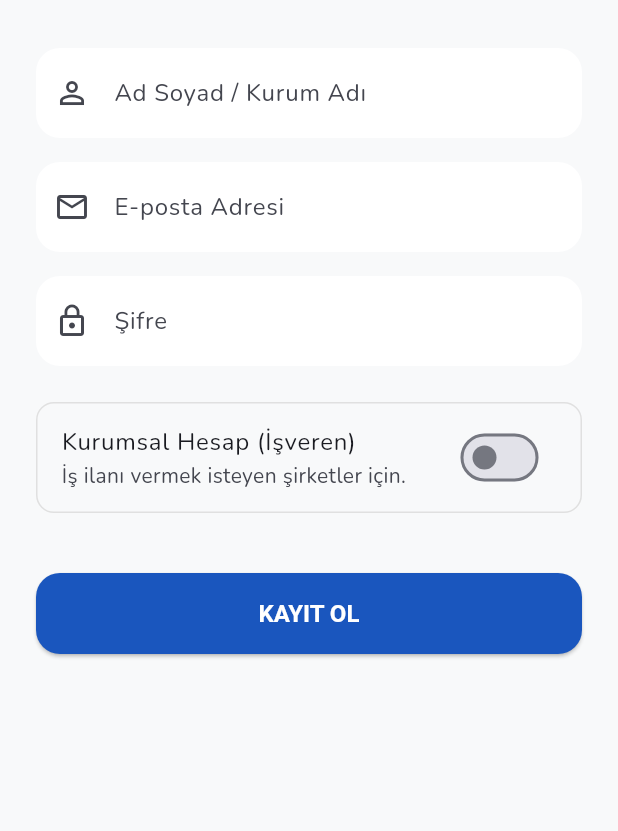
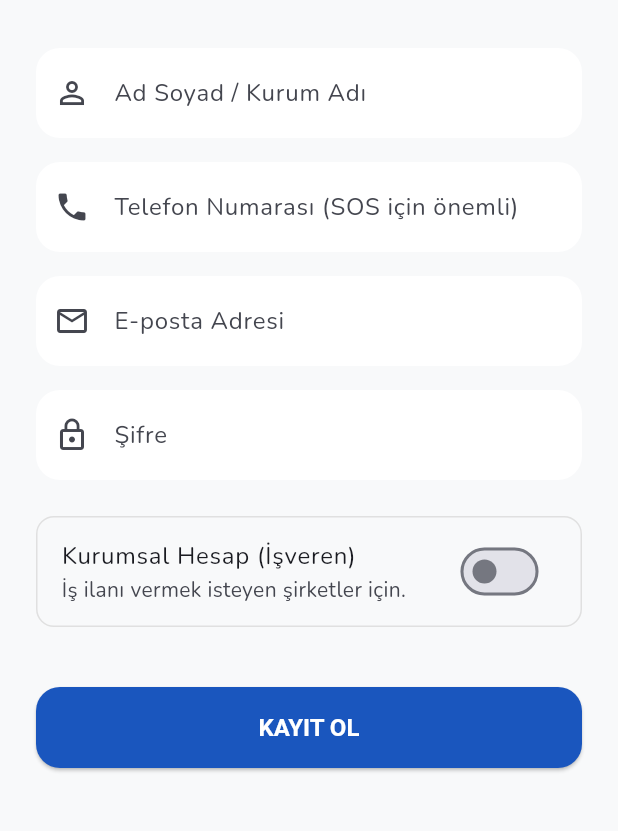
Before and after one commit to OmerCanInan/engelsiz-turkiye, a Flutter app: the screen it shows after launch, after a tap on "Hesabınız yok mu? Kayıt Olun", on a phone screen of 412 x 824 dp, the part 150-981 px from its top. Run offline on Flutter 3.47's test engine with Material 3 defaults, Android fonts, the phone set to English and light mode, and no system bars; our stand-ins replace file_picker, flutter_riverpod, geolocator, google_fonts, google_maps_flutter, supabase_flutter and 1 more; accounts and stored records are empty.

Commit message:
Feat: Kayit olurken telefon numarasi zorunlulugu getirildi ve SOS Gonullu ekraninda yardim isteyen kisiyi dogrudan arama (Kisiyi Ara) butonu eklendi. Ayrica metre formati KM olarak revize edildi

```diff
--- a/lib/presentation/pages/register_page.dart
+++ b/lib/presentation/pages/register_page.dart
@@ -14,6 +14,7 @@ class _RegisterPageState extends State<RegisterPage> {
   final _emailController = TextEditingController();
   final _passwordController = TextEditingController();
   final _nameController = TextEditingController();
+  final _phoneController = TextEditingController();
   final _descController = TextEditingController();
   bool _isLoading = false;
   bool _isCompany = false; // Şirket mi?
@@ -23,6 +24,7 @@ class _RegisterPageState extends State<RegisterPage> {
     _emailController.dispose();
     _passwordController.dispose();
     _nameController.dispose();
+    _phoneController.dispose();
     _descController.dispose();
     super.dispose();
   }
@@ -35,6 +37,7 @@ class _RegisterPageState extends State<RegisterPage> {
           email: _emailController.text,
           password: _passwordController.text,
           fullName: _nameController.text,
+          phone: _phoneController.text,
           isCompany: _isCompany,
           companyDescription: _isCompany ? _descController.text : null,
         );
@@ -113,6 +116,16 @@ class _RegisterPageState extends State<RegisterPage> {
               ),
               const SizedBox(height: 16),
               TextFormField(
+                controller: _phoneController,
+                keyboardType: TextInputType.phone,
+                decoration: const InputDecoration(
+                  labelText: 'Telefon Numarası (SOS için önemli)',
+                  prefixIcon: Icon(Icons.phone),
+                ),
+                validator: (v) => v!.isEmpty ? 'Lütfen telefon numaranızı girin' : null,
+              ),
+              const SizedBox(height: 16),
+              TextFormField(
                 controller: _emailController,
                 decoration: const InputDecoration(
                   labelText: 'E-posta Adresi',
--- a/lib/services/auth_service.dart
+++ b/lib/services/auth_service.dart
@@ -19,6 +19,7 @@ class AuthService {
     required String fullName,
     bool isCompany = false,
     String? companyDescription,
+    String? phone,
   }) async {
     final response = await _client.auth.signUp(
       email: email,
@@ -37,6 +38,7 @@ class AuthService {
           'role': isCompany ? 'company' : 'user',
           'company_description': companyDescription,
           'approval_status': isCompany ? 'pending' : 'approved',
+          'phone_number': phone,
         });
       } catch (e) {
         debugPrint('Profile Insert Hatası (Önemsiz): $e');
```
Also changed, not shown: lib/presentation/pages/sos_system_page.dart (+50 -6 lines).
